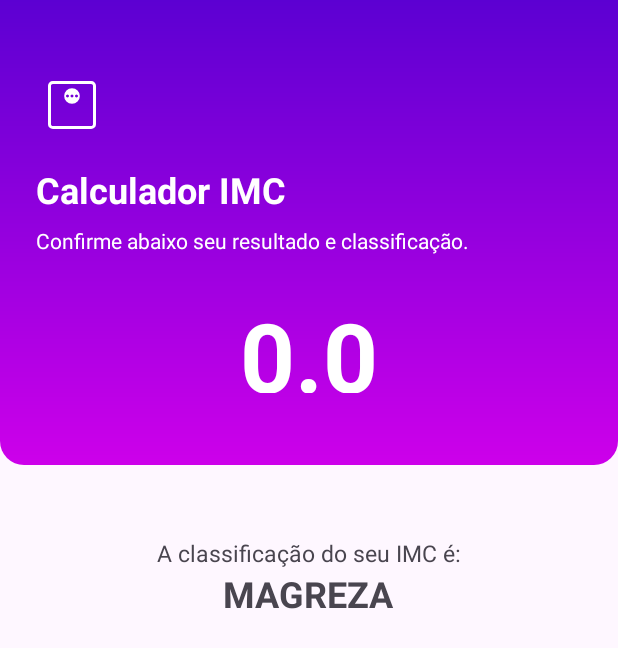
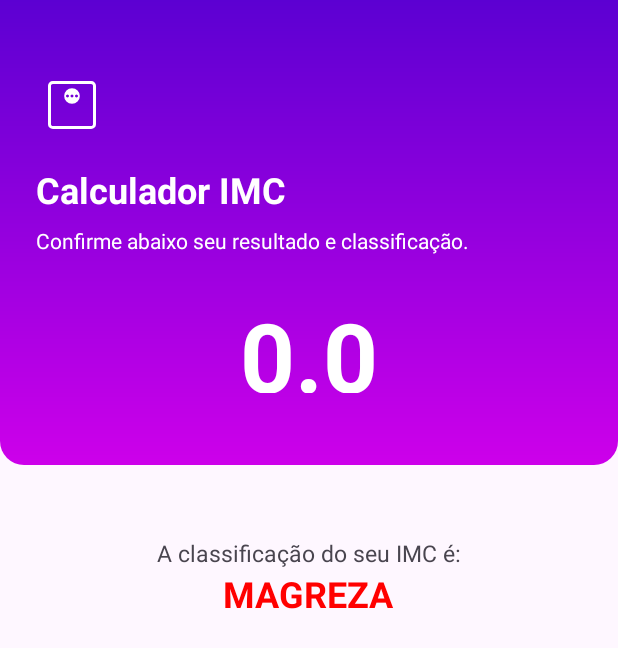
Before and after one commit to ssouzageo/calculadoraimc2, an Android app: the ResultActivity screen opened directly, with no data from a screen before it, on a phone screen of 412 x 824 dp. Shown: the top 648 px of the screen. Run offline under Robolectric (Android 15) with nearby library versions, the phone set to English and light mode, and no system bars.

Commit message:
Classificação (resultado) e suas cores.

```diff
--- a/app/src/main/java/com/comunidadedevspace/imc/ResultActivity.kt
+++ b/app/src/main/java/com/comunidadedevspace/imc/ResultActivity.kt
@@ -4,6 +4,7 @@ import android.os.Bundle
 import android.widget.TextView
 import androidx.activity.enableEdgeToEdge
 import androidx.appcompat.app.AppCompatActivity
+import androidx.core.content.ContextCompat
 import androidx.core.view.ViewCompat
 import androidx.core.view.WindowInsetsCompat
 
@@ -24,7 +25,7 @@ class ResultActivity : AppCompatActivity() {
 
         val classificação: String = if (result <= 18.5f) {
             "MAGREZA"
-        } else if(result > 18.5f && result <= 24.9f) {
+        } else if (result > 18.5f && result <= 24.9f) {
             "NORMAL"
         } else if (result > 25.0f && result <= 29.9) {
             "SOBREPESO"
@@ -33,7 +34,15 @@ class ResultActivity : AppCompatActivity() {
         } else {
             "OBESIDADE GRAVE"
         }
-            tvClassificação.text = classificação
+
+        val (Classificação, color) = when {
+            result < 18.5f -> "MAGREZA" to R.color.red
+            result > 18.5f && result <= 24.9f -> "NORMAL" to R.color.green
+            result > 25.0f && result <= 29.9f -> "SOBREPESO" to R.color.yellow
+            result > 30.0f && result <= 39.9f -> "OBESIDADE" to R.color.red
+            else -> "OBESIDADE GRAVE" to R.color.red
         }
-
+        tvClassificação.text = classificação
+        tvClassificação.setTextColor(ContextCompat.getColor(this, color))
     }
+}
--- a/app/src/main/res/values/colors.xml
+++ b/app/src/main/res/values/colors.xml
@@ -2,6 +2,9 @@
 <resources>
     <color name="black">#FF000000</color>
     <color name="white">#FFFFFFFF</color>
+    <color name="green">#008000</color>
+    <color name="red">#FF0000</color>
+    <color name="yellow">#FFFF00</color>
 
     <color name="primary_400">#cd00ea</color>
     <color name="primary_900">#5c00d2</color>
```
